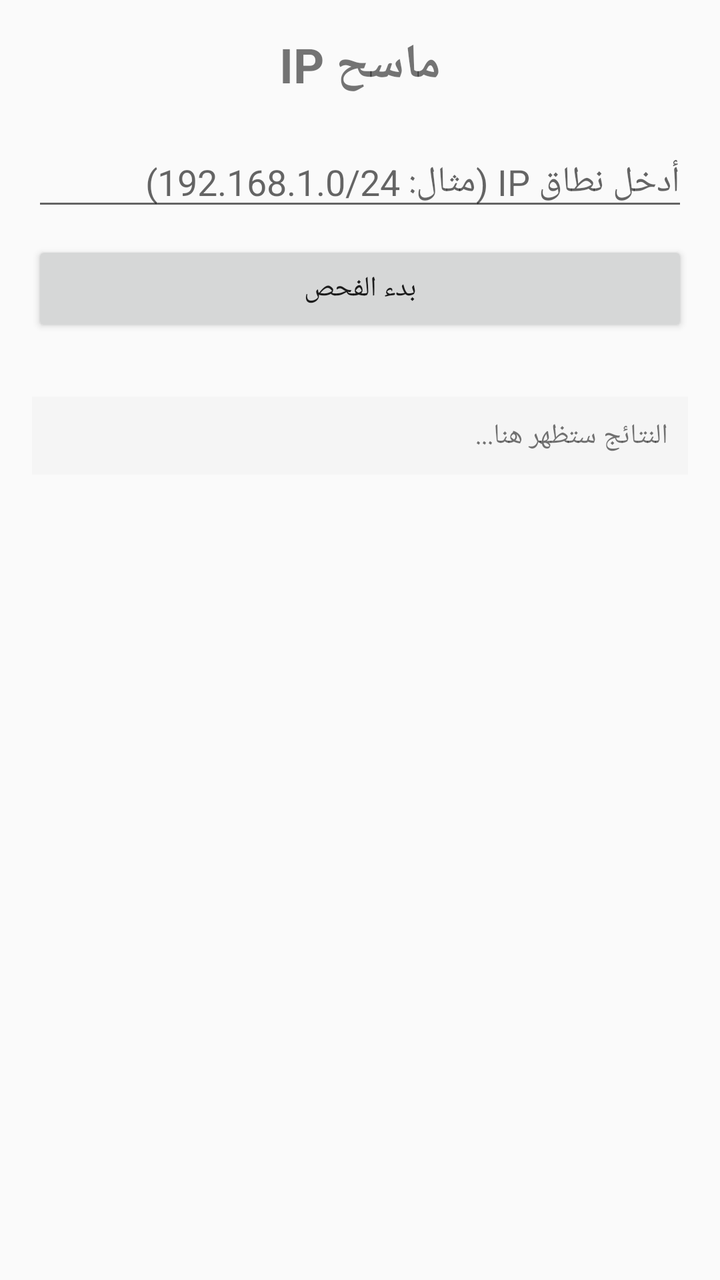
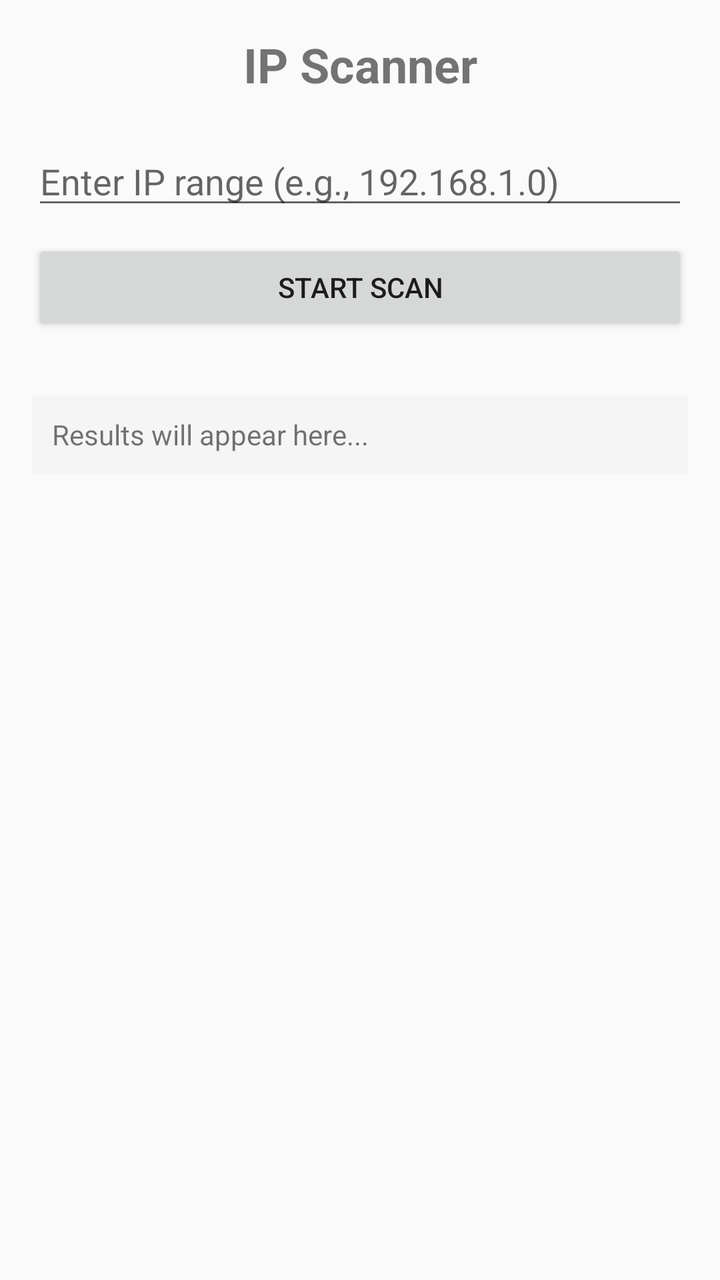

Before-and-after screenshots of an Android layout around one commit, followed by the original layout XML and the change that was made.
<!-- AndroidManifest.xml: application theme AppTheme -->
<!-- res/layout/activity_main.xml -->
<?xml version="1.0" encoding="utf-8"?>
<LinearLayout xmlns:android="http://schemas.android.com/apk/res/android"
    android:layout_width="match_parent"
    android:layout_height="match_parent"
    android:orientation="vertical"
    android:padding="16dp">

    <TextView
        android:layout_width="match_parent"
        android:layout_height="wrap_content"
        android:text="ماسح IP"
        android:textSize="24sp"
        android:textStyle="bold"
        android:gravity="center"
        android:layout_marginBottom="20dp" />

    <EditText
        android:id="@+id/ipRangeEditText"
        android:layout_width="match_parent"
        android:layout_height="wrap_content"
        android:hint="أدخل نطاق IP (مثال: 192.168.1.0/24)"
        android:inputType="text"
        android:layout_marginBottom="10dp" />

    <Button
        android:id="@+id/scanButton"
        android:layout_width="match_parent"
        android:layout_height="wrap_content"
        android:text="بدء الفحص"
        android:layout_marginBottom="20dp" />

    <ProgressBar
        android:id="@+id/progressBar"
        android:layout_width="match_parent"
        android:layout_height="wrap_content"
        android:visibility="gone"
        style="?android:attr/progressBarStyleHorizontal" />

    <ScrollView
        android:layout_width="match_parent"
        android:layout_height="match_parent"
        android:layout_marginTop="10dp">

        <TextView
            android:id="@+id/resultTextView"
            android:layout_width="match_parent"
            android:layout_height="wrap_content"
            android:text="النتائج ستظهر هنا..."
            android:textSize="14sp"
            android:background="#f5f5f5"
            android:padding="10dp" />

    </ScrollView>

</LinearLayout>
<!-- resources referenced by this layout -->
<resources>
  <style name="AppTheme" parent="Theme.AppCompat.Light.DarkActionBar">
          
          <item name="colorPrimary">#2196F3</item>
          <item name="colorPrimaryDark">#1976D2</item>
          <item name="colorAccent">#FF4081</item>
      </style>
</resources>

<!-- the commit's change to res/layout/activity_main.xml (unified diff, before → after) -->
@@ -8,7 +8,7 @@
     <TextView
         android:layout_width="match_parent"
         android:layout_height="wrap_content"
-        android:text="ماسح IP"
+        android:text="IP Scanner"
         android:textSize="24sp"
         android:textStyle="bold"
         android:gravity="center"
@@ -18,7 +18,7 @@
         android:id="@+id/ipRangeEditText"
         android:layout_width="match_parent"
         android:layout_height="wrap_content"
-        android:hint="أدخل نطاق IP (مثال: 192.168.1.0/24)"
+        android:hint="Enter IP range (e.g., 192.168.1.0)"
         android:inputType="text"
         android:layout_marginBottom="10dp" />
 
@@ -26,7 +26,7 @@
         android:id="@+id/scanButton"
         android:layout_width="match_parent"
         android:layout_height="wrap_content"
-        android:text="بدء الفحص"
+        android:text="Start Scan"
         android:layout_marginBottom="20dp" />
 
     <ProgressBar
@@ -34,7 +34,7 @@
         android:layout_width="match_parent"
         android:layout_height="wrap_content"
         android:visibility="gone"
-        style="?android:attr/progressBarStyleHorizontal" />
+        style="@android:style/Widget.ProgressBar.Horizontal" />
 
     <ScrollView
         android:layout_width="match_parent"
@@ -45,7 +45,7 @@
             android:id="@+id/resultTextView"
             android:layout_width="match_parent"
             android:layout_height="wrap_content"
-            android:text="النتائج ستظهر هنا..."
+            android:text="Results will appear here..."
             android:textSize="14sp"
             android:background="#f5f5f5"
             android:padding="10dp" />
